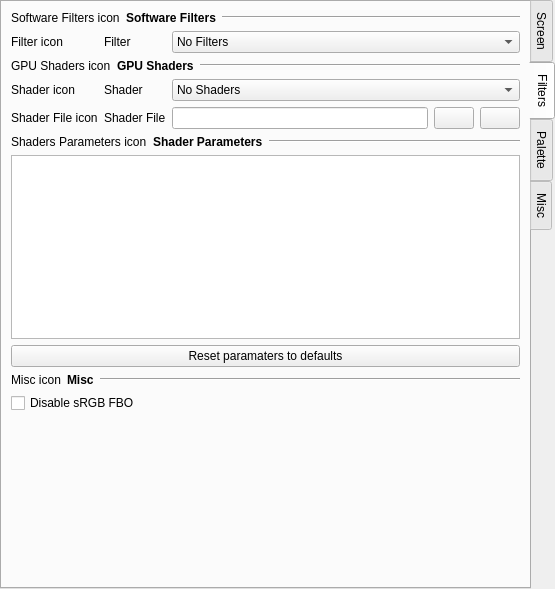
Above: src/gui/designer/wdgSettingsVideo.ui from punesemu/puNES before the change. Below: the same form after it.
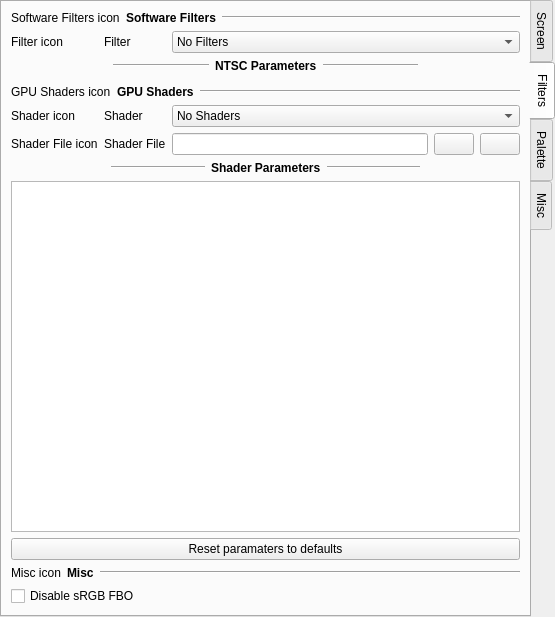
That is the form after the change. The open tabs and pages were chosen to show the change. Icons and pictures are not drawn. Custom widgets are drawn as their Qt base class.

Commit message:
Added the ability to customize NTSC filters in video settings.
Also fixed the aspect ratio of the NTSC filters in fullscreen mode.

```diff
--- a/src/gui/designer/wdgSettingsVideo.ui
+++ b/src/gui/designer/wdgSettingsVideo.ui
@@ -7,7 +7,7 @@
     <x>0</x>
     <y>0</y>
     <width>555</width>
-    <height>584</height>
+    <height>617</height>
    </rect>
   </property>
   <property name="focusPolicy">
@@ -833,7 +833,147 @@
        <string>Filters</string>
       </attribute>
       <layout class="QGridLayout" name="gridLayout_2">
-       <item row="4" column="2">
+       <item row="11" column="0" colspan="3">
+        <widget class="QCheckBox" name="checkBox_Disable_sRGB_FBO">
+         <property name="text">
+          <string>Disable sRGB FBO</string>
+         </property>
+        </widget>
+       </item>
+       <item row="4" column="0" colspan="3">
+        <layout class="QHBoxLayout" name="horizontalLayout_GPU_Shaders">
+         <item>
+          <widget class="QLabel" name="icon_GPU_Shaders">
+           <property name="text">
+            <string notr="true">GPU Shaders icon</string>
+           </property>
+          </widget>
+         </item>
+         <item>
+          <widget class="QLabel" name="label_GPU_Shaders">
+           <property name="font">
+            <font>
+             <weight>75</weight>
+             <bold>true</bold>
+            </font>
+           </property>
+           <property name="text">
+            <string>GPU Shaders</string>
+           </property>
+          </widget>
+         </item>
+         <item>
+          <widget class="Line" name="line_GPU_Shaders">
+           <property name="sizePolicy">
+            <sizepolicy hsizetype="Expanding" vsizetype="Fixed">
+             <horstretch>0</horstretch>
+             <verstretch>0</verstretch>
+            </sizepolicy>
+           </property>
+           <property name="orientation">
+            <enum>Qt::Horizontal</enum>
+           </property>
+          </widget>
+         </item>
+        </layout>
+       </item>
+       <item row="1" column="1">
+        <widget class="QLabel" name="label_Filter">
+         <property name="text">
+          <string>Filter</string>
+         </property>
+        </widget>
+       </item>
+       <item row="0" column="0" colspan="3">
+        <layout class="QHBoxLayout" name="horizontalLayout_Software_Filters">
+         <item>
+          <widget class="QLabel" name="icon_Software_Filters">
+           <property name="text">
+            <string notr="true">Software Filters icon</string>
+           </property>
+          </widget>
+         </item>
+         <item>
+          <widget class="QLabel" name="label_Software_Filters">
+           <property name="font">
+            <font>
+             <weight>75</weight>
+             <bold>true</bold>
+            </font>
+           </property>
+           <property name="text">
+            <string>Software Filters</string>
+           </property>
+          </widget>
+         </item>
+         <item>
+          <widget class="Line" name="line_Software_Filters">
+           <property name="sizePolicy">
+            <sizepolicy hsizetype="Expanding" vsizetype="Fixed">
+             <horstretch>0</horstretch>
+             <verstretch>0</verstretch>
+            </sizepolicy>
+           </property>
+           <property name="orientation">
+            <enum>Qt::Horizontal</enum>
+           </property>
+          </widget>
+         </item>
+        </layout>
+       </item>
+       <item row="7" column="0" colspan="3">
+        <layout class="QHBoxLayout" name="horizontalLayout_Shader_Parameters_desc">
+         <item>
+          <widget class="QLabel" name="label_Shader_Parameters_Desc_buddy_left">
+           <property name="text">
+            <string notr="true"/>
+           </property>
+          </widget>
+         </item>
+         <item>
+          <widget class="Line" name="line_Shader_Parameters_Desc_left">
+           <property name="orientation">
+            <enum>Qt::Horizontal</enum>
+           </property>
+          </widget>
+         </item>
+         <item>
+          <widget class="QLabel" name="label_Shader_Parameters">
+           <property name="font">
+            <font>
+             <weight>75</weight>
+             <bold>true</bold>
+            </font>
+           </property>
+           <property name="text">
+            <string>Shader Parameters</string>
+           </property>
+          </widget>
+         </item>
+         <item>
+          <widget class="Line" name="line_Shader_Parameters_Desc_right">
+           <property name="orientation">
+            <enum>Qt::Horizontal</enum>
+           </property>
+          </widget>
+         </item>
+         <item>
+          <widget class="QLabel" name="label_Shader_Parameters_Desc_buddy_right">
+           <property name="text">
+            <string notr="true"/>
+           </property>
+          </widget>
+         </item>
+        </layout>
+       </item>
+       <item row="5" column="0">
+        <widget class="QLabel" name="icon_Shader">
+         <property name="text">
+          <string notr="true">Shader icon</string>
+         </property>
+        </widget>
+       </item>
+       <item row="6" column="2">
         <layout class="QHBoxLayout" name="horizontalLayout_Shaders_file">
          <item>
           <widget class="QLineEdit" name="lineEdit_Shaders_file">
@@ -866,10 +1006,10 @@
          </item>
         </layout>
        </item>
-       <item row="3" column="1">
-        <widget class="QLabel" name="label_Shader">
+       <item row="6" column="0">
+        <widget class="QLabel" name="icon_Shader_file">
          <property name="text">
-          <string>Shader</string>
+          <string notr="true">Shader File icon</string>
          </property>
         </widget>
        </item>
@@ -983,6 +1123,111 @@
          </item>
         </widget>
        </item>
+       <item row="8" column="0" colspan="3">
+        <widget class="QTableWidget" name="tableWidget_Shader_Parameters">
+         <property name="focusPolicy">
+          <enum>Qt::NoFocus</enum>
+         </property>
+         <property name="showDropIndicator" stdset="0">
+          <bool>false</bool>
+         </property>
+         <property name="selectionMode">
+          <enum>QAbstractItemView::NoSelection</enum>
+         </property>
+         <attribute name="horizontalHeaderVisible">
+          <bool>false</bool>
+         </attribute>
+        </widget>
+       </item>
+       <item row="5" column="1">
+        <widget class="QLabel" name="label_Shader">
+         <property name="text">
+          <string>Shader</string>
+         </property>
+        </widget>
+       </item>
+       <item row="2" column="0" colspan="3">
+        <layout class="QHBoxLayout" name="horizontalLayout_NTSC_Parameters_desc">
+         <item>
+          <widget class="QLabel" name="label_NTSC_Parameters_Desc_buddy_left">
+           <property name="text">
+            <string notr="true"/>
+           </property>
+          </widget>
+         </item>
+         <item>
+          <widget class="Line" name="line_NTSC_Parameters_Desc_left">
+           <property name="orientation">
+            <enum>Qt::Horizontal</enum>
+           </property>
+          </widget>
+         </item>
+         <item>
+          <widget class="QLabel" name="label_NTSC_Parameters">
+           <property name="font">
+            <font>
+             <weight>75</weight>
+             <bold>true</bold>
+            </font>
+           </property>
+           <property name="text">
+            <string>NTSC Parameters</string>
+           </property>
+          </widget>
+         </item>
+         <item>
+          <widget class="Line" name="line_NTSC_Parameters_Desc_right">
+           <property name="orientation">
+            <enum>Qt::Horizontal</enum>
+           </property>
+          </widget>
+         </item>
+         <item>
+          <widget class="QLabel" name="label_NTSC_Parameters_Desc_buddy_right">
+           <property name="text">
+            <string notr="true"/>
+           </property>
+          </widget>
+         </item>
+        </layout>
+       </item>
+       <item row="10" column="0" colspan="3">
+        <layout class="QHBoxLayout" name="horizontalLayout_Filters_misc">
+         <item>
+          <widget class="QLabel" name="icon_Filters_misc">
+           <property name="text">
+            <string notr="true">Misc icon</string>
+           </property>
+          </widget>
+         </item>
+         <item>
+          <widget class="QLabel" name="label_Filters_misc">
+           <property name="font">
+            <font>
+             <weight>75</weight>
+             <bold>true</bold>
+            </font>
+           </property>
+           <property name="text">
+            <string>Misc</string>
+           </property>
+          </widget>
+         </item>
+         <item>
+          <widget class="Line" name="line_Filters_misc">
+           <property name="sizePolicy">
+            <sizepolicy hsizetype="Expanding" vsizetype="Fixed">
+             <horstretch>0</horstretch>
+             <verstretch>0</verstretch>
+            </sizepolicy>
+           </property>
+           <property name="orientation">
+            <enum>Qt::Horizontal</enum>
+           </property>
+          </widget>
+         </item>
+        </layout>
+       </item>
        <item row="1" column="0">
         <widget class="QLabel" name="icon_Filter">
          <property name="text">
@@ -990,35 +1235,28 @@
          </property>
         </widget>
        </item>
-       <item row="4" column="1">
+       <item row="6" column="1">
         <widget class="QLabel" name="label_Shader_file">
          <property name="text">
           <string>Shader File</string>
          </property>
         </widget>
        </item>
-       <item row="1" column="1">
-        <widget class="QLabel" name="label_Filter">
-         <property name="text">
-          <string>Filter</string>
-         </property>
-        </widget>
+       <item row="3" column="0" colspan="3">
+        <widget class="wdgNTSCFilter" name="widget_NTSC_Filter" native="true"/>
        </item>
-       <item row="3" column="0">
-        <widget class="QLabel" name="icon_Shader">
+       <item row="9" column="0" colspan="3">
+        <widget class="QPushButton" name="pushButton_Shader_Parameters_reset_alls">
          <property name="text">
-          <string notr="true">Shader icon</string>
+          <string>Reset paramaters to defaults</string>
          </property>
-        </widget>
-       </item>
-       <item row="4" column="0">
-        <widget class="QLabel" name="icon_Shader_file">
-         <property name="text">
-          <string notr="true">Shader File icon</string>
+         <property name="icon">
+          <iconset resource="resources.qrc">
+           <normaloff>:/icon/icons/overscan_default.svg</normaloff>:/icon/icons/overscan_default.svg</iconset>
          </property>
         </widget>
        </item>
-       <item row="3" column="2">
+       <item row="5" column="2">
         <widget class="QComboBox" name="comboBox_Shaders">
          <property name="sizePolicy">
           <sizepolicy hsizetype="Expanding" vsizetype="Fixed">
@@ -1073,201 +1311,6 @@
          </item>
         </widget>
        </item>
-       <item row="0" column="0" colspan="3">
-        <layout class="QHBoxLayout" name="horizontalLayout_Software_Filters">
-         <item>
-          <widget class="QLabel" name="icon_Software_Filters">
-           <property name="text">
-            <string notr="true">Software Filters icon</string>
-           </property>
-          </widget>
-         </item>
-         <item>
-          <widget class="QLabel" name="label_Software_Filters">
-           <property name="font">
-            <font>
-             <weight>75</weight>
-             <bold>true</bold>
-            </font>
-           </property>
-           <property name="text">
-            <string>Software Filters</string>
-           </property>
-          </widget>
-         </item>
-         <item>
-          <widget class="Line" name="line_Software_Filters">
-           <property name="sizePolicy">
-            <sizepolicy hsizetype="Expanding" vsizetype="Fixed">
-             <horstretch>0</horstretch>
-             <verstretch>0</verstretch>
-            </sizepolicy>
-           </property>
-           <property name="orientation">
-            <enum>Qt::Horizontal</enum>
-           </property>
-          </widget>
-         </item>
-        </layout>
-       </item>
-       <item row="2" column="0" colspan="3">
-        <layout class="QHBoxLayout" name="horizontalLayout_GPU_Shaders">
-         <item>
-          <widget class="QLabel" name="icon_GPU_Shaders">
-           <property name="text">
-            <string notr="true">GPU Shaders icon</string>
-           </property>
-          </widget>
-         </item>
-         <item>
-          <widget class="QLabel" name="label_GPU_Shaders">
-           <property name="font">
-            <font>
-             <weight>75</weight>
-             <bold>true</bold>
-            </font>
-           </property>
-           <property name="text">
-            <string>GPU Shaders</string>
-           </property>
-          </widget>
-         </item>
-         <item>
-          <widget class="Line" name="line_GPU_Shaders">
-           <property name="sizePolicy">
-            <sizepolicy hsizetype="Expanding" vsizetype="Fixed">
-             <horstretch>0</horstretch>
-             <verstretch>0</verstretch>
-            </sizepolicy>
-           </property>
-           <property name="orientation">
-            <enum>Qt::Horizontal</enum>
-           </property>
-          </widget>
-         </item>
-        </layout>
-       </item>
-       <item row="5" column="0" colspan="3">
-        <layout class="QHBoxLayout" name="horizontalLayout_Shader_Parameters">
-         <item>
-          <widget class="QLabel" name="icon_Shaders_Parameters">
-           <property name="text">
-            <string notr="true">Shaders Parameters icon</string>
-           </property>
-          </widget>
-         </item>
-         <item>
-          <widget class="QLabel" name="label_Shader_Parameters">
-           <property name="font">
-            <font>
-             <weight>75</weight>
-             <bold>true</bold>
-            </font>
-           </property>
-           <property name="text">
-            <string>Shader Parameters</string>
-           </property>
-          </widget>
-         </item>
-         <item>
-          <widget class="Line" name="line_Shader_Parameters">
-           <property name="sizePolicy">
-            <sizepolicy hsizetype="Expanding" vsizetype="Fixed">
-             <horstretch>0</horstretch>
-             <verstretch>0</verstretch>
-            </sizepolicy>
-           </property>
-           <property name="orientation">
-            <enum>Qt::Horizontal</enum>
-           </property>
-          </widget>
-         </item>
-        </layout>
-       </item>
-       <item row="6" column="0" colspan="3">
-        <widget class="QTableWidget" name="tableWidget_Shader_Parameters">
-         <property name="focusPolicy">
-          <enum>Qt::NoFocus</enum>
-         </property>
-         <property name="showDropIndicator" stdset="0">
-          <bool>false</bool>
-         </property>
-         <property name="selectionMode">
-          <enum>QAbstractItemView::NoSelection</enum>
-         </property>
-         <attribute name="horizontalHeaderVisible">
-          <bool>false</bool>
-         </attribute>
-        </widget>
-       </item>
-       <item row="7" column="0" colspan="3">
-        <widget class="QPushButton" name="pushButton_Shader_Parameters_reset_alls">
-         <property name="text">
-          <string>Reset paramaters to defaults</string>
-         </property>
-         <property name="icon">
-          <iconset resource="resources.qrc">
-           <normaloff>:/icon/icons/overscan_default.svg</normaloff>:/icon/icons/overscan_default.svg</iconset>
-         </property>
-        </widget>
-       </item>
-       <item row="8" column="0" colspan="3">
-        <layout class="QHBoxLayout" name="horizontalLayout_Filters_misc">
-         <item>
-          <widget class="QLabel" name="icon_Filters_misc">
-           <property name="text">
-            <string notr="true">Misc icon</string>
-           </property>
-          </widget>
-         </item>
-         <item>
-          <widget class="QLabel" name="label_Filters_misc">
-           <property name="font">
-            <font>
-             <weight>75</weight>
-             <bold>true</bold>
-            </font>
-           </property>
-           <property name="text">
-            <string>Misc</string>
-           </property>
-          </widget>
-         </item>
-         <item>
-          <widget class="Line" name="line_Filters_misc">
-           <property name="sizePolicy">
-            <sizepolicy hsizetype="Expanding" vsizetype="Fixed">
-             <horstretch>0</horstretch>
-             <verstretch>0</verstretch>
-            </sizepolicy>
-           </property>
-           <property name="orientation">
-            <enum>Qt::Horizontal</enum>
-           </property>
-          </widget>
-         </item>
-        </layout>
-       </item>
-       <item row="9" column="0" colspan="3">
-        <widget class="QCheckBox" name="checkBox_Disable_sRGB_FBO">
-         <property name="text">
-          <string>Disable sRGB FBO</string>
-         </property>
-        </widget>
-       </item>
-       <item row="10" column="0" colspan="3">
-        <spacer name="verticalSpacer_Video_Filters">
-         <property name="orientation">
-          <enum>Qt::Vertical</enum>
-         </property>
-         <property name="sizeHint" stdset="0">
-          <size>
-           <width>505</width>
-           <height>173</height>
-          </size>
-         </property>
-        </spacer>
-       </item>
       </layout>
      </widget>
      <widget class="QWidget" name="tab_Palette">
@@ -1820,6 +1863,12 @@
    <header>wdgPaletteEditor.hpp</header>
    <container>1</container>
   </customwidget>
+  <customwidget>
+   <class>wdgNTSCFilter</class>
+   <extends>QWidget</extends>
+   <header>wdgNTSCFilter.hpp</header>
+   <container>1</container>
+  </customwidget>
  </customwidgets>
  <tabstops>
   <tabstop>pushButton_Scale_1x</tabstop>
```
The commit also changes 24 other files.
